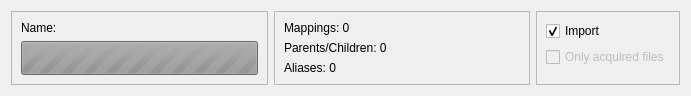
First picture: the form in HydrusImporter/src/gui/hydrus/TagServiceWidget.ui, repository KJNeko/IDHAN, before the edit.
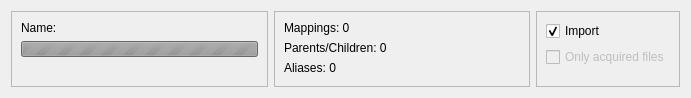
Second picture: the form after the edit.

Commit message: Add very rough ETA timer to hydrus importer

Diff of the .ui file:
```diff
--- a/HydrusImporter/src/gui/hydrus/TagServiceWidget.ui
+++ b/HydrusImporter/src/gui/hydrus/TagServiceWidget.ui
@@ -76,6 +76,13 @@
         </property>
        </widget>
       </item>
+      <item>
+       <widget class="QLabel" name="statusLabel">
+        <property name="text">
+         <string/>
+        </property>
+       </widget>
+      </item>
      </layout>
     </widget>
    </item>
```
The commit also changes 2 other files.
